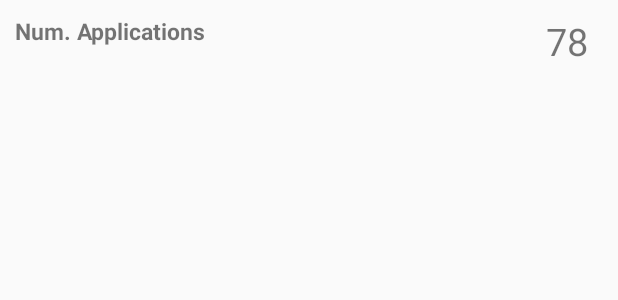
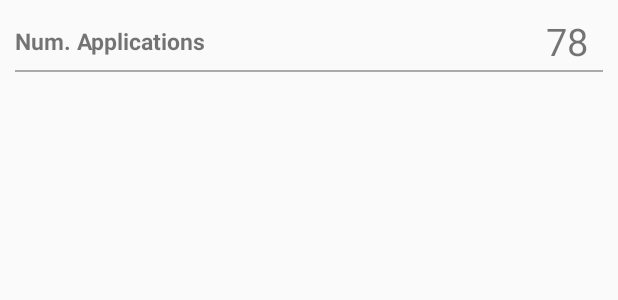
Before and after one commit to jfilowk/Appssinpeso, an Android app: the layout list_cache_header_item.xml on its own in the app's theme, with its tools: preview values and no code run, on a phone screen of 412 x 824 dp. Shown: the top 300 px of the screen. Run offline under Robolectric (Android 15) with nearby library versions, the phone set to English and light mode, and no system bars.

```diff
--- a/app/src/main/res/layout/list_cache_header_item.xml
+++ b/app/src/main/res/layout/list_cache_header_item.xml
@@ -9,25 +9,35 @@
       android:id="@+id/lblHeaderName"
       android:layout_width="wrap_content"
       android:layout_height="wrap_content"
+      android:layout_alignBottom="@+id/lblHeaderValue"
+      android:layout_alignParentTop="true"
+      android:gravity="center"
       android:text="Num. Applications"
       android:textSize="15dp"
       android:textStyle="bold"
-      android:layout_alignBottom="@+id/lblHeaderValue"
-      android:layout_alignParentTop="true"
       />
 
   <TextView
       android:id="@+id/lblHeaderValue"
       android:layout_width="wrap_content"
       android:layout_height="wrap_content"
+      android:layout_alignParentEnd="true"
+      android:layout_alignParentRight="true"
+      android:layout_alignParentTop="true"
+      android:layout_toEndOf="@+id/lblHeaderName"
+      android:layout_toRightOf="@+id/lblHeaderName"
       android:gravity="right"
       android:paddingRight="10dp"
       android:text="78"
       android:textSize="25dp"
-      android:layout_alignParentTop="true"
-      android:layout_alignParentRight="true"
-      android:layout_alignParentEnd="true"
-      android:layout_toRightOf="@+id/lblHeaderName"
-      android:layout_toEndOf="@+id/lblHeaderName"
+      />
+
+  <View
+      android:id="@+id/separator"
+      android:layout_width="match_parent"
+      android:layout_height="1dp"
+      android:layout_marginTop="2dp"
+      android:background="@android:color/darker_gray"
+      android:layout_below="@id/lblHeaderName"
       />
 </RelativeLayout>
--- a/app/src/main/res/layout/list_cache_item.xml
+++ b/app/src/main/res/layout/list_cache_item.xml
@@ -11,6 +11,7 @@
       android:layout_width="40dp"
       android:layout_height="40dp"
       android:contentDescription="Icon application"
+      android:paddingRight="10dp"
       />
 
   <LinearLayout
```
Also changed, not shown: app/src/main/java/com/smartdumbphones/appssinpeso/datasize/adapters/ListApplicationAdapter.java (+6 -2 lines).
